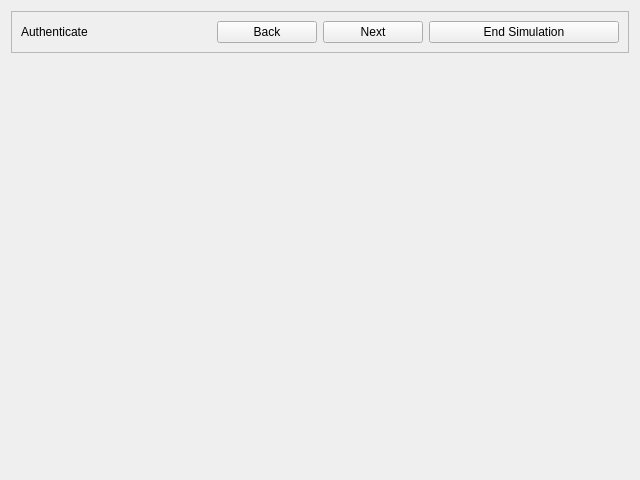
The window that src/views/authenticate_view.ui (devforgely/MFA-Simulator) describes before a commit, drawn with Qt 5.
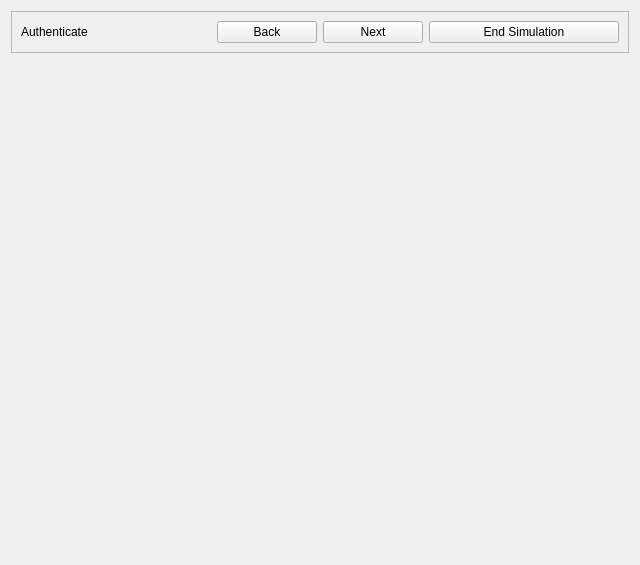
The same window after the commit.

```diff
--- a/src/views/authenticate_view.ui
+++ b/src/views/authenticate_view.ui
@@ -7,7 +7,7 @@
     <x>0</x>
     <y>0</y>
     <width>640</width>
-    <height>480</height>
+    <height>565</height>
    </rect>
   </property>
   <property name="windowTitle">
```
Left out of the diff: 2 changed lines with no effect on the pictures.
